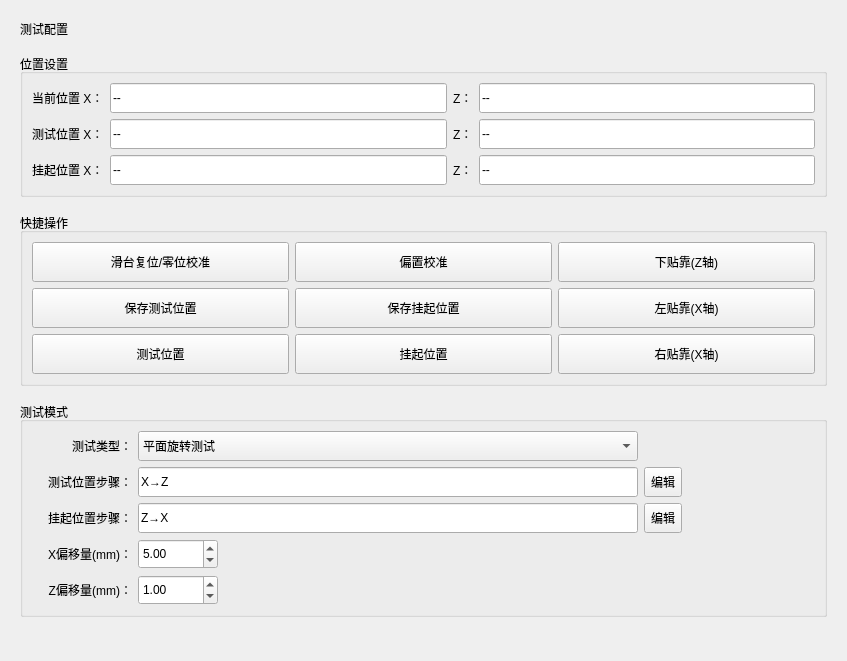
Before: the Qt Designer form src/ui/test_config_panel.ui in IceSugarZxy/MARS-pro, drawn with Qt 5.
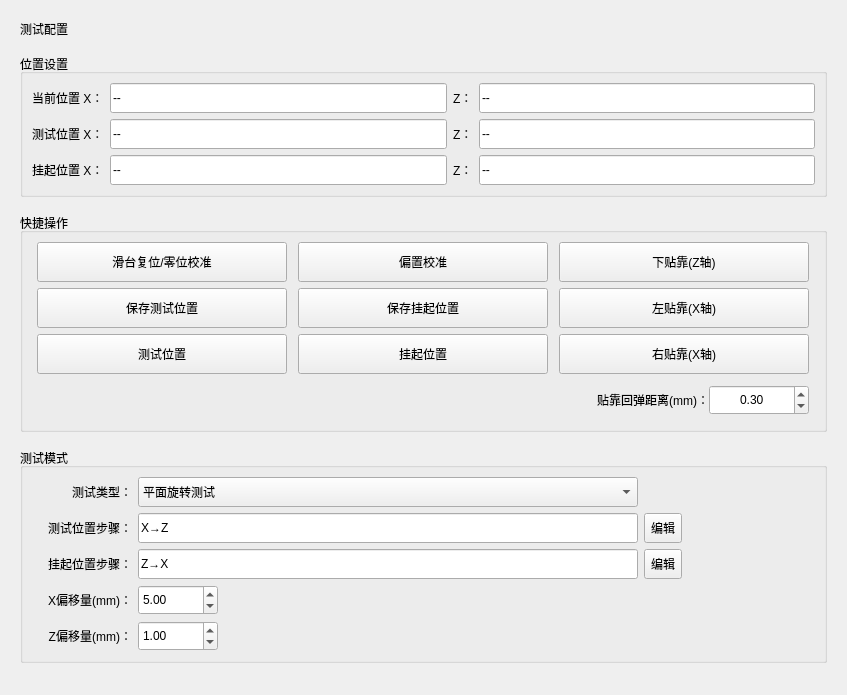
After: the same form once the commit is applied.

Commit message: feat: update serial workflow and test config UI

The edit to the form file:
```diff
--- a/src/ui/test_config_panel.ui
+++ b/src/ui/test_config_panel.ui
@@ -7,7 +7,7 @@
     <x>0</x>
     <y>0</y>
     <width>847</width>
-    <height>661</height>
+    <height>695</height>
    </rect>
   </property>
   <property name="windowTitle">
@@ -250,64 +250,124 @@
        <layout class="QGridLayout" name="action_layout">
         <item row="0" column="1">
          <widget class="QPushButton" name="btn_offset">
+          <property name="sizePolicy">
+           <sizepolicy hsizetype="Fixed" vsizetype="Fixed">
+            <horstretch>0</horstretch>
+            <verstretch>0</verstretch>
+           </sizepolicy>
+          </property>
           <property name="minimumSize">
            <size>
-            <width>0</width>
+            <width>250</width>
             <height>40</height>
            </size>
           </property>
+          <property name="maximumSize">
+           <size>
+            <width>250</width>
+            <height>16777215</height>
+           </size>
+          </property>
           <property name="text">
            <string>偏置校准</string>
           </property>
          </widget>
         </item>
-        <item row="3" column="1">
-         <widget class="QPushButton" name="btn_suspend">
+        <item row="0" column="2">
+         <widget class="QPushButton" name="btn_press_z">
+          <property name="sizePolicy">
+           <sizepolicy hsizetype="Fixed" vsizetype="Fixed">
+            <horstretch>0</horstretch>
+            <verstretch>0</verstretch>
+           </sizepolicy>
+          </property>
           <property name="minimumSize">
            <size>
-            <width>0</width>
+            <width>250</width>
             <height>40</height>
            </size>
           </property>
-          <property name="text">
-           <string>挂起位置</string>
-          </property>
-         </widget>
-        </item>
-        <item row="0" column="0">
-         <widget class="QPushButton" name="btn_zeroing">
-          <property name="minimumSize">
+          <property name="maximumSize">
            <size>
-            <width>0</width>
-            <height>40</height>
+            <width>250</width>
+            <height>16777215</height>
            </size>
           </property>
           <property name="text">
-           <string>滑台复位/零位校准</string>
+           <string>下贴靠(Z轴)</string>
           </property>
          </widget>
         </item>
         <item row="3" column="0">
          <widget class="QPushButton" name="btn_test_pos">
+          <property name="sizePolicy">
+           <sizepolicy hsizetype="Fixed" vsizetype="Fixed">
+            <horstretch>0</horstretch>
+            <verstretch>0</verstretch>
+           </sizepolicy>
+          </property>
           <property name="minimumSize">
            <size>
-            <width>0</width>
+            <width>250</width>
             <height>40</height>
            </size>
           </property>
+          <property name="maximumSize">
+           <size>
+            <width>250</width>
+            <height>16777215</height>
+           </size>
+          </property>
           <property name="text">
            <string>测试位置</string>
           </property>
          </widget>
         </item>
+        <item row="3" column="2">
+         <widget class="QPushButton" name="btn_right_x">
+          <property name="sizePolicy">
+           <sizepolicy hsizetype="Fixed" vsizetype="Fixed">
+            <horstretch>0</horstretch>
+            <verstretch>0</verstretch>
+           </sizepolicy>
+          </property>
+          <property name="minimumSize">
+           <size>
+            <width>250</width>
+            <height>40</height>
+           </size>
+          </property>
+          <property name="maximumSize">
+           <size>
+            <width>250</width>
+            <height>16777215</height>
+           </size>
+          </property>
+          <property name="text">
+           <string>右贴靠(X轴)</string>
+          </property>
+         </widget>
+        </item>
         <item row="2" column="0">
          <widget class="QPushButton" name="btn_test_pos_save">
+          <property name="sizePolicy">
+           <sizepolicy hsizetype="Fixed" vsizetype="Fixed">
+            <horstretch>0</horstretch>
+            <verstretch>0</verstretch>
+           </sizepolicy>
+          </property>
           <property name="minimumSize">
            <size>
-            <width>0</width>
+            <width>250</width>
             <height>40</height>
            </size>
           </property>
+          <property name="maximumSize">
+           <size>
+            <width>250</width>
+            <height>16777215</height>
+           </size>
+          </property>
           <property name="text">
            <string>保存测试位置</string>
           </property>
@@ -315,56 +375,181 @@
         </item>
         <item row="2" column="1">
          <widget class="QPushButton" name="btn_suspend_save">
+          <property name="sizePolicy">
+           <sizepolicy hsizetype="Fixed" vsizetype="Fixed">
+            <horstretch>0</horstretch>
+            <verstretch>0</verstretch>
+           </sizepolicy>
+          </property>
           <property name="minimumSize">
            <size>
-            <width>0</width>
+            <width>250</width>
             <height>40</height>
            </size>
           </property>
+          <property name="maximumSize">
+           <size>
+            <width>250</width>
+            <height>16777215</height>
+           </size>
+          </property>
           <property name="text">
            <string>保存挂起位置</string>
           </property>
          </widget>
         </item>
-        <item row="3" column="2">
-         <widget class="QPushButton" name="btn_right_x">
+        <item row="3" column="1">
+         <widget class="QPushButton" name="btn_suspend">
+          <property name="sizePolicy">
+           <sizepolicy hsizetype="Fixed" vsizetype="Fixed">
+            <horstretch>0</horstretch>
+            <verstretch>0</verstretch>
+           </sizepolicy>
+          </property>
           <property name="minimumSize">
            <size>
-            <width>0</width>
+            <width>250</width>
             <height>40</height>
            </size>
           </property>
+          <property name="maximumSize">
+           <size>
+            <width>250</width>
+            <height>16777215</height>
+           </size>
+          </property>
           <property name="text">
-           <string>右贴靠(X轴)</string>
+           <string>挂起位置</string>
           </property>
          </widget>
         </item>
         <item row="2" column="2">
          <widget class="QPushButton" name="btn_left_x">
+          <property name="sizePolicy">
+           <sizepolicy hsizetype="Fixed" vsizetype="Fixed">
+            <horstretch>0</horstretch>
+            <verstretch>0</verstretch>
+           </sizepolicy>
+          </property>
           <property name="minimumSize">
            <size>
-            <width>0</width>
+            <width>250</width>
             <height>40</height>
            </size>
           </property>
+          <property name="maximumSize">
+           <size>
+            <width>250</width>
+            <height>16777215</height>
+           </size>
+          </property>
           <property name="text">
            <string>左贴靠(X轴)</string>
           </property>
          </widget>
         </item>
-        <item row="0" column="2">
-         <widget class="QPushButton" name="btn_press_z">
+        <item row="0" column="0">
+         <widget class="QPushButton" name="btn_zeroing">
+          <property name="sizePolicy">
+           <sizepolicy hsizetype="Fixed" vsizetype="Fixed">
+            <horstretch>0</horstretch>
+            <verstretch>0</verstretch>
+           </sizepolicy>
+          </property>
           <property name="minimumSize">
            <size>
-            <width>0</width>
+            <width>250</width>
             <height>40</height>
            </size>
           </property>
+          <property name="maximumSize">
+           <size>
+            <width>250</width>
+            <height>16777215</height>
+           </size>
+          </property>
           <property name="text">
-           <string>下贴靠(Z轴)</string>
+           <string>滑台复位/零位校准</string>
           </property>
          </widget>
         </item>
+        <item row="4" column="2">
+         <widget class="QWidget" name="widget" native="true">
+          <property name="minimumSize">
+           <size>
+            <width>250</width>
+            <height>40</height>
+           </size>
+          </property>
+          <property name="maximumSize">
+           <size>
+            <width>250</width>
+            <height>16777215</height>
+           </size>
+          </property>
+          <layout class="QHBoxLayout" name="horizontalLayout">
+           <property name="spacing">
+            <number>0</number>
+           </property>
+           <property name="leftMargin">
+            <number>0</number>
+           </property>
+           <property name="topMargin">
+            <number>0</number>
+           </property>
+           <property name="rightMargin">
+            <number>0</number>
+           </property>
+           <property name="bottomMargin">
+            <number>0</number>
+           </property>
+           <item>
+            <widget class="QLabel" name="label_retract_distance">
+             <property name="minimumSize">
+              <size>
+               <width>150</width>
+               <height>30</height>
+              </size>
+             </property>
+             <property name="text">
+              <string>贴靠回弹距离(mm)：</string>
+             </property>
+             <property name="alignment">
+              <set>Qt::AlignRight|Qt::AlignTrailing|Qt::AlignVCenter</set>
+             </property>
+            </widget>
+           </item>
+           <item>
+            <widget class="QDoubleSpinBox" name="spin_retract_distance">
+             <property name="minimumSize">
+              <size>
+               <width>0</width>
+               <height>30</height>
+              </size>
+             </property>
+             <property name="alignment">
+              <set>Qt::AlignCenter</set>
+             </property>
+             <property name="suffix">
+              <string notr="true"/>
+             </property>
+             <property name="decimals">
+              <number>2</number>
+             </property>
+             <property name="maximum">
+              <double>10.000000000000000</double>
+             </property>
+             <property name="singleStep">
+              <double>0.050000000000000</double>
+             </property>
+             <property name="value">
+              <double>0.300000000000000</double>
+             </property>
+            </widget>
+           </item>
+          </layout>
+         </widget>
+        </item>
        </layout>
       </widget>
      </item>
```
The commit also changes 12 other files.
